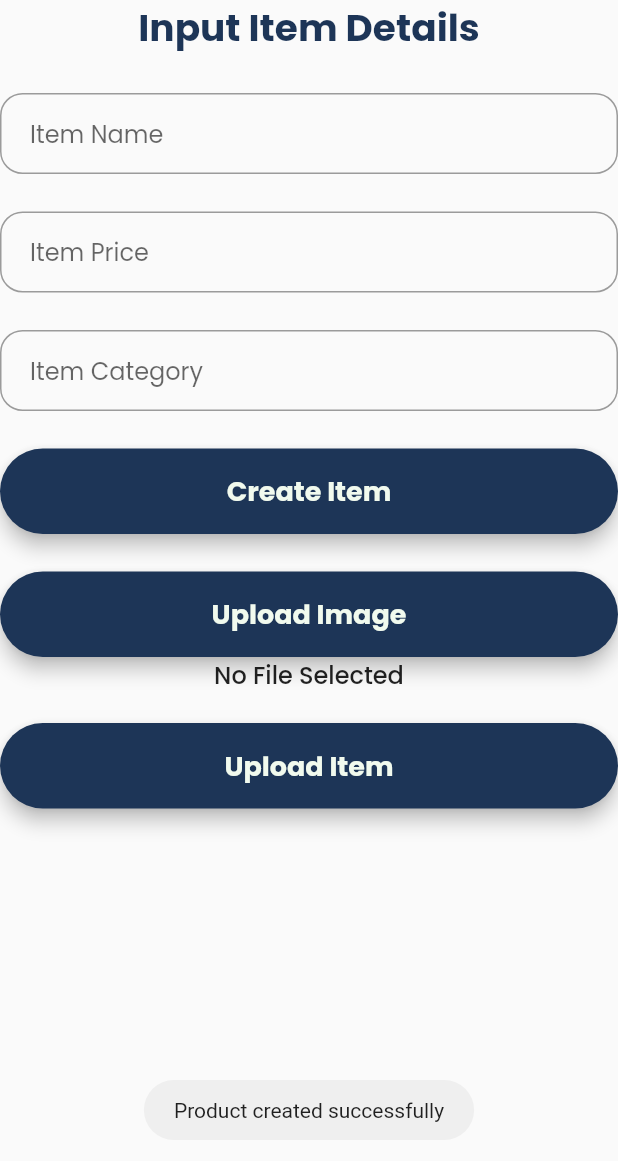
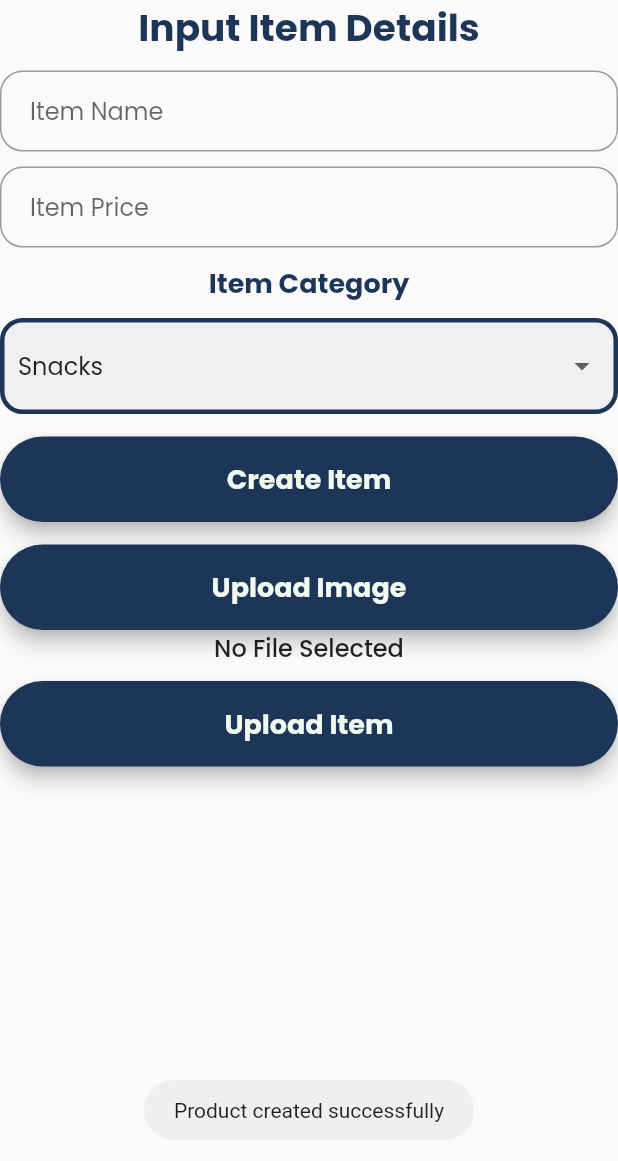
Before and after one commit to zul-aji/youmart_mobitech, a Flutter app: the AddItem widget shown alone on an empty page, opened directly, after a tap on "Create Item", on a phone screen of 412 x 824 dp. Shown: the top 1161 px of the screen. Run offline on Flutter 3.47's test engine with Material 2 defaults, Android fonts, the phone set to English and light mode, and no system bars; our stand-ins replace cloud_firestore, email_validator, file_picker, firebase_auth, firebase_core, firebase_storage and 1 more; accounts and stored records are empty.

Commit message:
Dropdown List for Item Category
Changed the Item category from text input to Dropdown List

```diff
--- a/lib/constants.dart
+++ b/lib/constants.dart
@@ -6,3 +6,28 @@ const colorPrimaryLight = Color(0xFFA8DADC);
 const colorBase = Color(0xFFF1FAEE);
 const colorAccent = Color(0xFFE63946);
 const colorUnpicked = Color(0xFFACACAC);
+
+List<String> customerCategories = [
+  "Snacks",
+  "Instant Food",
+  "Beverages",
+  "Personal Care",
+];
+
+List<String> adminCategories = [
+  "Add Item",
+  "Update Item",
+  "Delete Item",
+  "Orders",
+];
+
+List<DropdownMenuItem<String>> get dropdownItems {
+  List<DropdownMenuItem<String>> categoryItems = [
+    const DropdownMenuItem(value: "Snacks", child: Text("Snacks")),
+    const DropdownMenuItem(value: "Instant Food", child: Text("Instant Food")),
+    const DropdownMenuItem(value: "Beverages", child: Text("Beverages")),
+    const DropdownMenuItem(
+        value: "Personal Care", child: Text("Personal Care")),
+  ];
+  return categoryItems;
+}
--- a/lib/screens/home/components/body/add_item.dart
+++ b/lib/screens/home/components/body/add_item.dart
@@ -1,26 +1,16 @@
 import 'dart:io';
 
-import 'package:flutter/material.dart';
-
-import '../../../../constants.dart';
+import 'package:cloud_firestore/cloud_firestore.dart';
 import 'package:file_picker/file_picker.dart';
-import 'package:firebase_core/firebase_core.dart';
 import 'package:firebase_storage/firebase_storage.dart';
-import 'package:youmart_mobitech/widget/button_widget.dart';
-import 'package:youmart_mobitech/api/firebase_api.dart';
-import 'package:path/path.dart';
-
-import 'package:cloud_firestore/cloud_firestore.dart';
-import 'package:email_validator/email_validator.dart';
-import 'package:firebase_auth/firebase_auth.dart';
-import 'package:flutter/gestures.dart';
 import 'package:flutter/material.dart';
 import 'package:fluttertoast/fluttertoast.dart';
-import 'package:youmart_mobitech/constants.dart';
+import 'package:path/path.dart';
+import 'package:uuid/uuid.dart';
 
-import 'package:youmart_mobitech/model/product_model.dart';
-
-import 'package:uuid/uuid.dart';
+import '../../../../api/firebase_api.dart';
+import '../../../../constants.dart';
+import '../../../../model/product_model.dart';
 
 class AddItem extends StatefulWidget {
   AddItem({Key? key}) : super(key: key);
@@ -35,8 +25,16 @@ class _AddItemState extends State<AddItem> {
   //Controllers
   final itemNameController = TextEditingController();
   final itemPriceController = TextEditingController();
-  final itemCategoryController = TextEditingController();
+  // final itemCategoryController = TextEditingController();
+
+  String currentItem = '';
+
   @override
+  void initState() {
+    currentItem = customerCategories[0];
+    super.initState();
+  }
+
   Widget build(BuildContext context) {
     final fileName = file != null ? basename(file!.path) : 'No File Selected';
 
@@ -102,41 +100,30 @@ class _AddItemState extends State<AddItem> {
       ),
     );
 
-    // item category field
-    final itemCategoryField = TextFormField(
-      autofocus: false,
-      controller: itemCategoryController,
-      keyboardType: TextInputType.name,
-      validator: (value) {
-        RegExp regex = RegExp(r'^.{5,}$');
-        if (value!.isEmpty) {
-          return ("Category cannot be Empty");
-        }
-        if (!regex.hasMatch(value)) {
-          return ("Valid Input(Min. 5 Char)");
-        }
-        return null;
-      },
-      onSaved: (value) {
-        itemCategoryController.text = value!;
-      },
-      textInputAction: TextInputAction.next,
+    // item category list
+    final itemCategoryList = DropdownButtonFormField(
         decoration: InputDecoration(
-        contentPadding: const EdgeInsets.fromLTRB(20, 15, 8, 15),
-        hintText: "Item Category",
-        border: OutlineInputBorder(
+          enabledBorder: OutlineInputBorder(
             borderSide: const BorderSide(width: 3, color: colorPrimaryDark),
             borderRadius: BorderRadius.circular(15),
           ),
-        focusedBorder: OutlineInputBorder(
-          borderSide: const BorderSide(width: 3, color: colorPrimaryDark),
+          border: OutlineInputBorder(
+            borderSide: const BorderSide(color: colorPrimaryDark, width: 3),
             borderRadius: BorderRadius.circular(15),
           ),
+          filled: true,
         ),
-    );
+        validator: (value) => value == null ? "Choose Category" : null,
+        dropdownColor: colorBase,
+        value: currentItem,
+        onChanged: (String? newValue) {
+          setState(() {
+            currentItem = newValue!;
+          });
+        },
+        items: dropdownItems);
 
     //Upload image button
-
     final uploadImageButton = Material(
       elevation: 5,
       borderRadius: BorderRadius.circular(30),
@@ -203,21 +190,31 @@ class _AddItemState extends State<AddItem> {
               fontWeight: FontWeight.w700,
             ),
           ),
-          const SizedBox(height: 25),
+          const SizedBox(height: 10),
           itemNameField,
-          const SizedBox(height: 25),
+          const SizedBox(height: 10),
           itemPriceField,
-          const SizedBox(height: 25),
-          itemCategoryField,
-          const SizedBox(height: 25),
+          const SizedBox(height: 10),
+          const Text(
+            'Item Category',
+            style: TextStyle(
+              fontSize: 18,
+              color: colorPrimaryDark,
+              fontFamily: 'Poppins',
+              fontWeight: FontWeight.w700,
+            ),
+          ),
+          const SizedBox(height: 10),
+          itemCategoryList,
+          const SizedBox(height: 15),
           createItemButton,
-          const SizedBox(height: 25),
+          const SizedBox(height: 15),
           uploadImageButton,
           Text(
             fileName,
-            style: TextStyle(fontSize: 16, fontWeight: FontWeight.w500),
+            style: const TextStyle(fontSize: 16, fontWeight: FontWeight.w500),
           ),
-          const SizedBox(height: 20),
+          const SizedBox(height: 10),
           uploadItemButton,
           task != null ? buildUploadStatus(task!) : Container(),
         ],
@@ -261,7 +258,7 @@ class _AddItemState extends State<AddItem> {
 
             return Text(
               '$percentage %',
-              style: TextStyle(fontSize: 20, fontWeight: FontWeight.bold),
+              style: const TextStyle(fontSize: 20, fontWeight: FontWeight.bold),
             );
           } else {
             return Container();
@@ -273,7 +270,7 @@ class _AddItemState extends State<AddItem> {
     // calling our firestore
     // calling our user model
     // sending these values
-    var uuid = Uuid();
+    var uuid = const Uuid();
     FirebaseFirestore firebaseFirestore = FirebaseFirestore.instance;
     ProductModel productModel = ProductModel();
 
@@ -281,7 +278,7 @@ class _AddItemState extends State<AddItem> {
     productModel.pid = uuid.v1();
     productModel.name = itemNameController.text;
     productModel.price = itemPriceController.text;
-    productModel.category = itemCategoryController.text;
+    productModel.category = currentItem;
 
     FirebaseFirestore.instance
         .collection("product")
--- a/lib/screens/home/components/home_body.dart
+++ b/lib/screens/home/components/home_body.dart
@@ -3,6 +3,7 @@ import 'package:firebase_auth/firebase_auth.dart';
 import 'package:flutter/material.dart';
 import 'package:youmart_mobitech/constants.dart';
 import 'package:youmart_mobitech/screens/home/components/body/add_item.dart';
+import 'package:youmart_mobitech/screens/home/components/itemcard.dart';
 
 import '../../../model/user_model.dart';
 import 'categories_home.dart';
@@ -91,5 +92,7 @@ class _HomeBodyState extends State<HomeBody> {
     return AddItem();
   }
 
-  customerBody() {}
+  customerBody() {
+    return ItemList();
+  }
 }
```
Also changed, not shown: lib/screens/home/components/categories_home.dart (+1 -15 lines), lib/screens/home/components/itemcard.dart (+15 -0 lines). Lines whose indentation alone changed are shown as unchanged.
